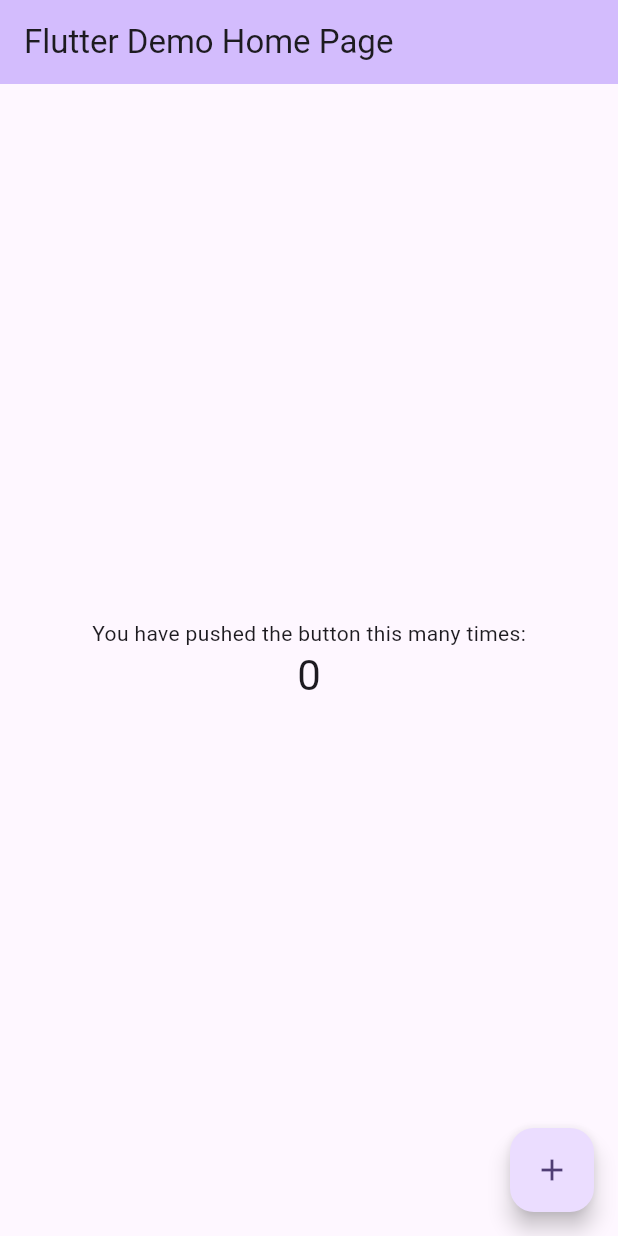
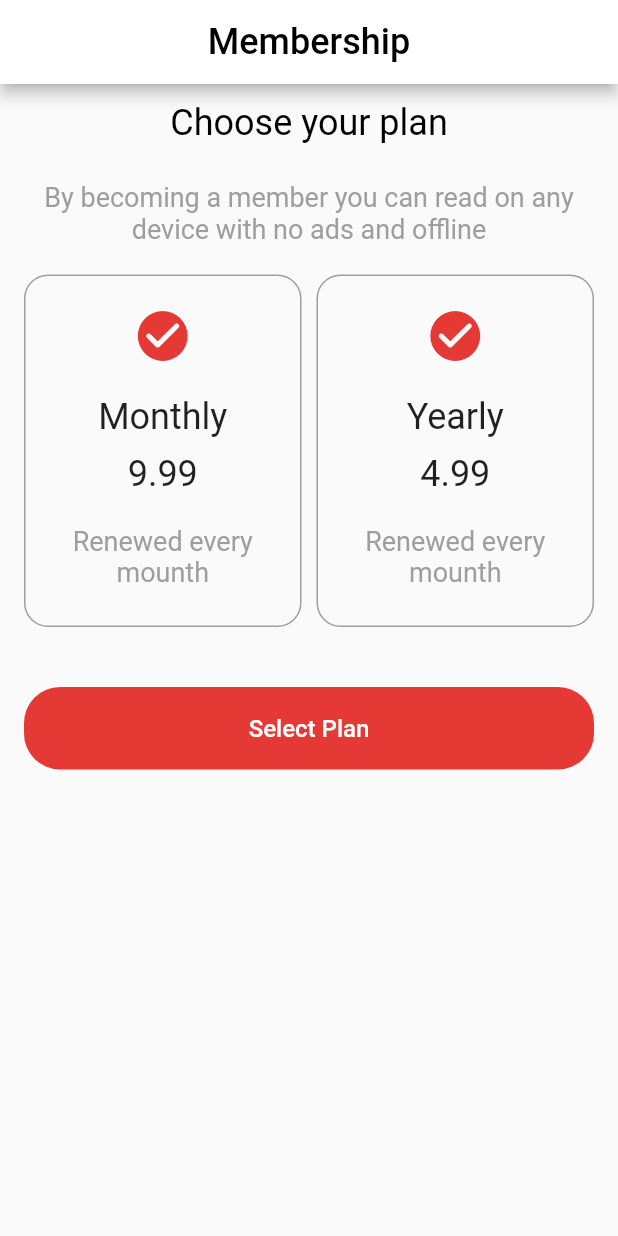
Before and after one commit to Mo7med-Ga3fer/news_blog_app, a Flutter app: the screen it shows after launch, on a phone screen of 412 x 824 dp. Run offline on Flutter 3.47's test engine with Material 2 defaults, Android fonts, the phone set to English and light mode, and no system bars.

Commit message:
creating login, register and choose plan views

```diff
--- /dev/null
+++ b/lib/constants.dart
@@ -0,0 +1,3 @@
+import 'package:flutter/material.dart';
+
+const Color kPrimaryColor = Color.fromRGBO(229, 57, 53, 1);
--- a/lib/main.dart
+++ b/lib/main.dart
@@ -1,125 +1,21 @@
 import 'package:flutter/material.dart';
+import 'package:news_blog_app/views/membership_view.dart';
+
+
 
 void main() {
-  runApp(const MyApp());
+  runApp(const NewsBlogApp());
 }
 
-class MyApp extends StatelessWidget {
-  const MyApp({super.key});
+class NewsBlogApp extends StatelessWidget {
+  const NewsBlogApp({super.key});
 
   // This widget is the root of your application.
   @override
   Widget build(BuildContext context) {
-    return MaterialApp(
-      title: 'Flutter Demo',
-      theme: ThemeData(
-        // This is the theme of your application.
-        //
-        // TRY THIS: Try running your application with "flutter run". You'll see
-        // the application has a blue toolbar. Then, without quitting the app,
-        // try changing the seedColor in the colorScheme below to Colors.green
-        // and then invoke "hot reload" (save your changes or press the "hot
-        // reload" button in a Flutter-supported IDE, or press "r" if you used
-        // the command line to start the app).
-        //
-        // Notice that the counter didn't reset back to zero; the application
-        // state is not lost during the reload. To reset the state, use hot
-        // restart instead.
-        //
-        // This works for code too, not just values: Most code changes can be
-        // tested with just a hot reload.
-        colorScheme: ColorScheme.fromSeed(seedColor: Colors.deepPurple),
-        useMaterial3: true,
-      ),
-      home: const MyHomePage(title: 'Flutter Demo Home Page'),
+    return const MaterialApp(
+      debugShowCheckedModeBanner: false,
+      home: MembershipView(),
     );
   }
 }
-
-class MyHomePage extends StatefulWidget {
-  const MyHomePage({super.key, required this.title});
-
-  // This widget is the home page of your application. It is stateful, meaning
-  // that it has a State object (defined below) that contains fields that affect
-  // how it looks.
-
-  // This class is the configuration for the state. It holds the values (in this
-  // case the title) provided by the parent (in this case the App widget) and
-  // used by the build method of the State. Fields in a Widget subclass are
-  // always marked "final".
-
-  final String title;
-
-  @override
-  State<MyHomePage> createState() => _MyHomePageState();
-}
-
-class _MyHomePageState extends State<MyHomePage> {
-  int _counter = 0;
-
-  void _incrementCounter() {
-    setState(() {
-      // This call to setState tells the Flutter framework that something has
-      // changed in this State, which causes it to rerun the build method below
-      // so that the display can reflect the updated values. If we changed
-      // _counter without calling setState(), then the build method would not be
-      // called again, and so nothing would appear to happen.
-      _counter++;
-    });
-  }
-
-  @override
-  Widget build(BuildContext context) {
-    // This method is rerun every time setState is called, for instance as done
-    // by the _incrementCounter method above.
-    //
-    // The Flutter framework has been optimized to make rerunning build methods
-    // fast, so that you can just rebuild anything that needs updating rather
-    // than having to individually change instances of widgets.
-    return Scaffold(
-      appBar: AppBar(
-        // TRY THIS: Try changing the color here to a specific color (to
-        // Colors.amber, perhaps?) and trigger a hot reload to see the AppBar
-        // change color while the other colors stay the same.
-        backgroundColor: Theme.of(context).colorScheme.inversePrimary,
-        // Here we take the value from the MyHomePage object that was created by
-        // the App.build method, and use it to set our appbar title.
-        title: Text(widget.title),
-      ),
-      body: Center(
-        // Center is a layout widget. It takes a single child and positions it
-        // in the middle of the parent.
-        child: Column(
-          // Column is also a layout widget. It takes a list of children and
-          // arranges them vertically. By default, it sizes itself to fit its
-          // children horizontally, and tries to be as tall as its parent.
-          //
-          // Column has various properties to control how it sizes itself and
-          // how it positions its children. Here we use mainAxisAlignment to
-          // center the children vertically; the main axis here is the vertical
-          // axis because Columns are vertical (the cross axis would be
-          // horizontal).
-          //
-          // TRY THIS: Invoke "debug painting" (choose the "Toggle Debug Paint"
-          // action in the IDE, or press "p" in the console), to see the
-          // wireframe for each widget.
-          mainAxisAlignment: MainAxisAlignment.center,
-          children: <Widget>[
-            const Text(
-              'You have pushed the button this many times:',
-            ),
-            Text(
-              '$_counter',
-              style: Theme.of(context).textTheme.headlineMedium,
-            ),
-          ],
-        ),
-      ),
-      floatingActionButton: FloatingActionButton(
-        onPressed: _incrementCounter,
-        tooltip: 'Increment',
-        child: const Icon(Icons.add),
-      ), // This trailing comma makes auto-formatting nicer for build methods.
-    );
-  }
-}
--- /dev/null
+++ b/lib/views/membership_view.dart
@@ -0,0 +1,55 @@
+import 'package:flutter/material.dart';
+import 'package:news_blog_app/widgets/custom_button.dart';
+import 'package:news_blog_app/widgets/my_plan_container.dart';
+
+class MembershipView extends StatelessWidget {
+  const MembershipView({super.key});
+
+  @override
+  Widget build(BuildContext context) {
+    return Scaffold(
+      appBar: AppBar(
+        backgroundColor: Colors.white,
+        title: const Text('Membership', style: TextStyle(
+          fontSize: 24,
+          color: Colors.black
+        ),),
+        centerTitle: true,
+      ),
+      body:  const Padding(
+        padding: EdgeInsets.symmetric(horizontal: 16),
+        child: Column(
+          children: [
+            SizedBox(height: 12,),
+            Text('Choose your plan', style: TextStyle(
+            fontSize: 24,
+            color: Colors.black
+          ),),
+          SizedBox(height: 25,),
+          Text('By becoming a member you can read on any device with no ads and offline', style: TextStyle(
+            fontSize: 18,
+            color: Colors.grey
+          ),textAlign: TextAlign.center,),
+          SizedBox(height: 20,),
+          Row(
+            children: [
+              ChoosePlan(
+                durationTxt: 'Monthly',
+                price: '9.99'
+                ),
+              SizedBox(width: 10,),
+              ChoosePlan(
+                durationTxt: 'Yearly',
+                price: '4.99'
+                ),
+
+            ],
+          ),
+          SizedBox(height: 20,),
+          CustomButton(txt: 'Select Plan'),
+          ],
+        ),
+      ),
+    );
+  }
+}
--- /dev/null
+++ b/lib/widgets/custom_button.dart
@@ -0,0 +1,30 @@
+import 'package:flutter/material.dart';
+import 'package:news_blog_app/constants.dart';
+
+class CustomButton extends StatelessWidget {
+  const CustomButton({super.key, required this.txt});
+
+  final String txt;
+
+  @override
+  Widget build(BuildContext context) {
+    return GestureDetector(
+      onTap: (){},
+      child: Container(
+        margin: const EdgeInsets.symmetric(vertical: 20),
+        height: 55,
+        decoration: BoxDecoration(
+          color: kPrimaryColor,
+          borderRadius: BorderRadius.circular(24),
+        ),
+        child: Center(
+          child: Text(txt, style: const TextStyle(
+            fontSize: 16,
+            fontWeight: FontWeight.w500,
+            color: Colors.white
+          ),),
+        ),
+      ),
+    );
+  }
+}
--- /dev/null
+++ b/lib/widgets/my_plan_container.dart
@@ -0,0 +1,43 @@
+import 'package:flutter/material.dart';
+import 'package:news_blog_app/constants.dart';
+
+class ChoosePlan extends StatelessWidget {
+  const ChoosePlan({super.key, required this.durationTxt, required this.price});
+
+  final String durationTxt, price;
+
+  @override
+  Widget build(BuildContext context) {
+    return Expanded(
+      child: Container(
+        decoration: BoxDecoration(
+          borderRadius: BorderRadius.circular(16),
+          border: Border.all(color: Colors.grey)
+        ),
+        child: Column(
+          children: [
+            const SizedBox(height: 20,),
+            const Icon(Icons.check_circle_rounded, size: 40, color: kPrimaryColor,),
+            const SizedBox(height: 20,),
+            Text(durationTxt, style: const TextStyle(
+              fontSize: 24
+            ),),
+            const SizedBox(height: 10,),
+            Text(price, style: const TextStyle(
+              fontSize: 24
+            ),),
+            const SizedBox(height: 20,),
+            const Text('Renewed every mounth', style: TextStyle(
+              fontSize: 18,
+              color: Colors.grey
+            ),
+            textAlign: TextAlign.center,
+            ),
+            const SizedBox(height: 25,)
+          ],
+        ),
+
+      ),
+    );
+  }
+}
--- a/pubspec.yaml
+++ b/pubspec.yaml
@@ -59,9 +59,9 @@ flutter:
   uses-material-design: true
 
   # To add assets to your application, add an assets section, like this:
-  # assets:
-  #   - images/a_dot_burr.jpeg
-  #   - images/a_dot_ham.jpeg
+  assets:
+    - assets/facebook.png
+    - assets/google.png
 
   # An image asset can refer to one or more resolution-specific "variants", see
   # https://flutter.dev/assets-and-images/#resolution-aware
```
Also changed, not shown: lib/views/login_view.dart (added, +94 -0 lines), lib/views/sign_up_view.dart (added, +57 -0 lines), lib/widgets/custom_form_field.dart (added, +30 -0 lines), lib/widgets/custom_small_button.dart (added, +39 -0 lines), lib/widgets/custom_text_button.dart (added, +21 -0 lines), assets/facebook.png (added), assets/google.png (added).
